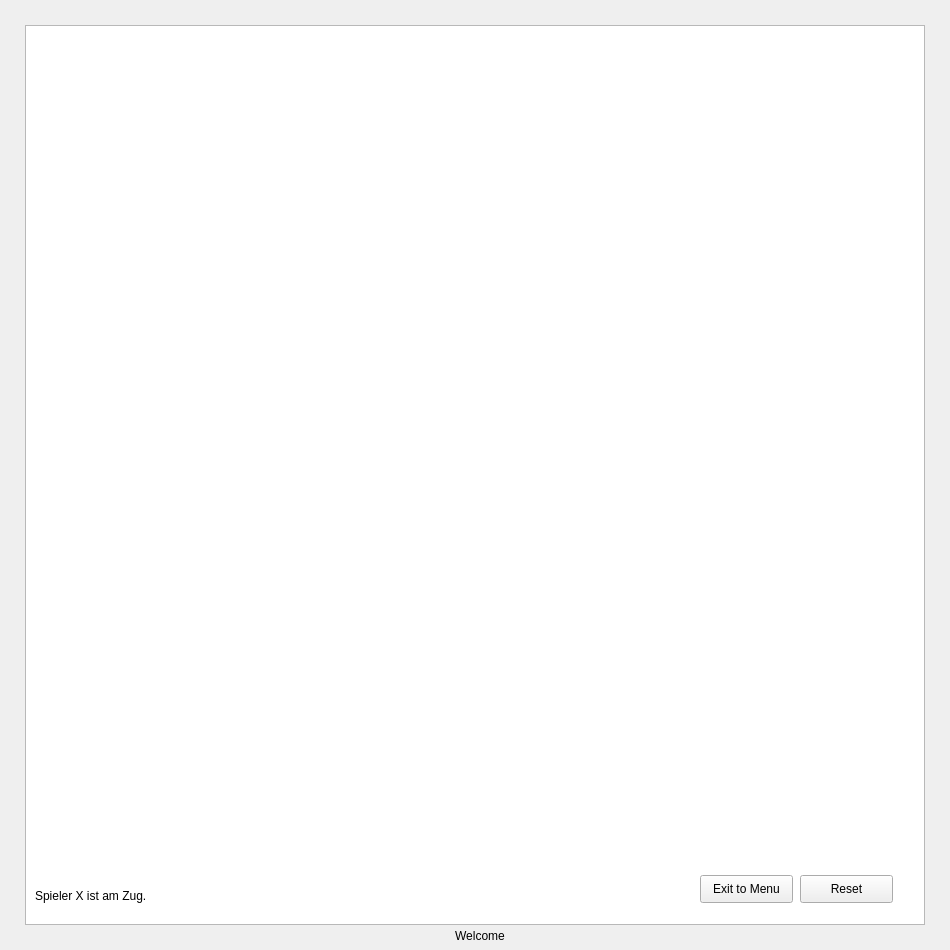
This is fivewins.ui in j-weissen/5wins_raspi as Qt 5 draws it before an edit. The edited form follows.
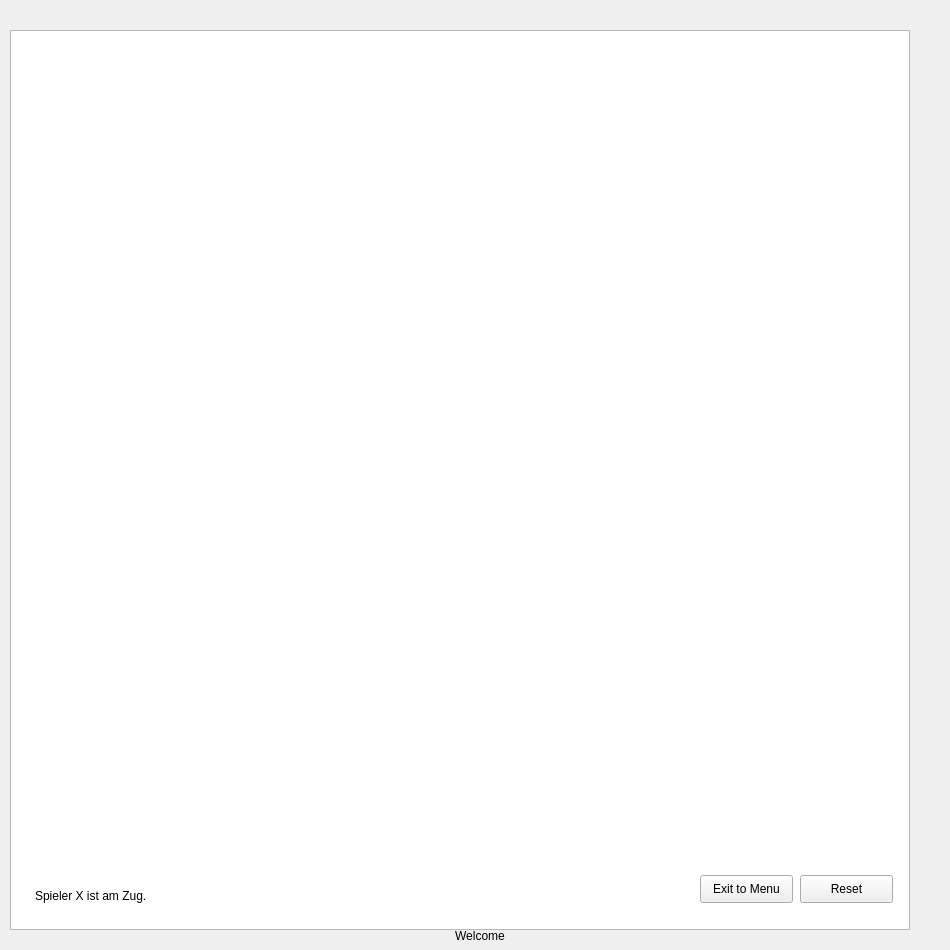
This is the edited form.

The edit to the form file:
```diff
--- a/fivewins.ui
+++ b/fivewins.ui
@@ -31,8 +31,8 @@
   <widget class="QGraphicsView" name="graphicsView">
    <property name="geometry">
     <rect>
-     <x>25</x>
-     <y>25</y>
+     <x>10</x>
+     <y>30</y>
      <width>900</width>
      <height>900</height>
     </rect>
```
Left out of the diff: 6 changed lines with no effect on the pictures.
